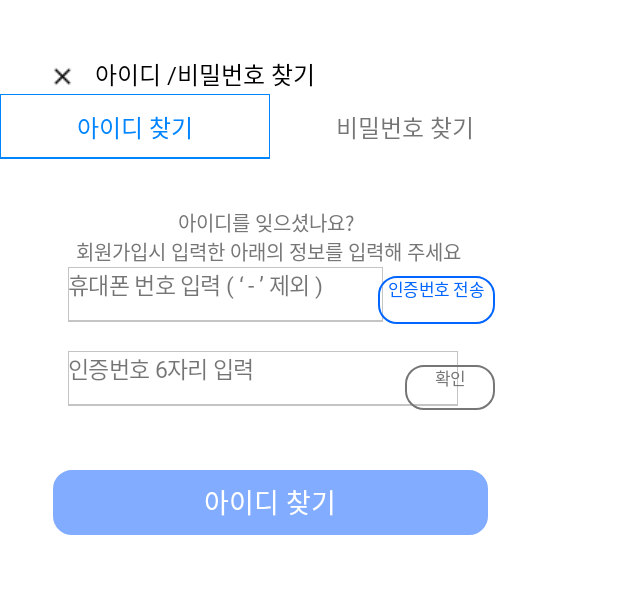
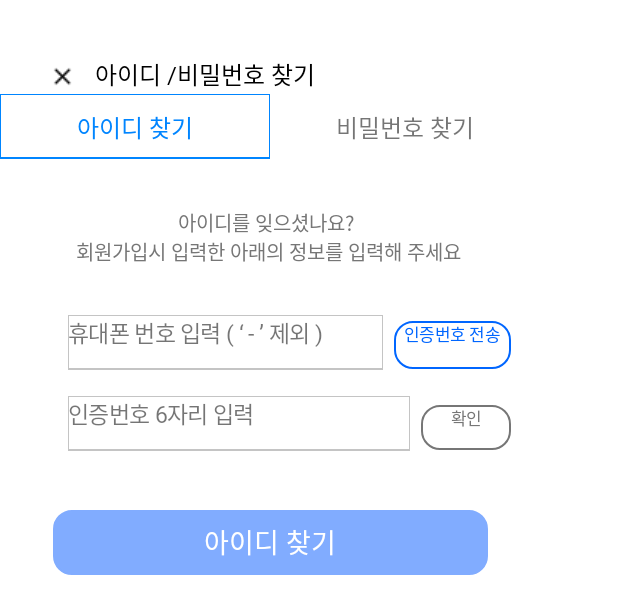
Before and after one commit to Nanuer/client, an Android app: the layout activity_find.xml on its own in the app's theme, with its tools: preview values and no code run, on a phone screen of 412 x 824 dp. Shown: the top 614 px of the screen. Run offline under Robolectric (Android 15) with nearby library versions, the phone set to English and light mode, and no system bars.

Commit message:
second commit

```diff
--- a/app/src/main/res/layout/activity_find.xml
+++ b/app/src/main/res/layout/activity_find.xml
@@ -87,29 +87,30 @@
         android:background="@drawable/gray_line"
         app:layout_constraintTop_toBottomOf="@id/message_tv"
         app:layout_constraintStart_toStartOf="parent"
-        android:layout_marginLeft="45dp"/>
+        android:layout_marginLeft="45dp"
+        android:layout_marginTop="32dp"/>
 
     <TextView
         android:id="@+id/send_number_tv"
         android:layout_width="78dp"
         android:layout_height="32dp"
+        android:layout_marginStart="7dp"
+        android:layout_marginTop="36dp"
+        android:background="@drawable/blue_rectangle"
         android:fontFamily="@font/noto_sans_kr_regular"
+        android:gravity="center_horizontal"
+        android:letterSpacing="-0.03"
+        android:textColor="#0066ff"
+        android:textSize="11.3sp"
         android:textStyle="normal"
-        android:textSize="11.3sp"
-        android:textColor="#0066ff"
-        android:letterSpacing="-0.03"
-        android:gravity="center_horizontal"
-        tools:text="인증번호 전송"
-        android:background="@drawable/blue_rectangle"
-        app:layout_constraintStart_toStartOf="parent"
+        app:layout_constraintStart_toEndOf="@id/message_number"
         app:layout_constraintTop_toBottomOf="@id/message_tv"
-        android:layout_marginLeft="252dp"
-        android:layout_marginTop="6dp"/>
+        tools:text="인증번호 전송" />
 
     <TextView
         android:id="@+id/ct_number_tv"
         style="@style/MinPont"
-        android:layout_width="260dp"
+        android:layout_width="228dp"
         android:layout_height="37dp"
         tools:text="인증번호 6자리 입력"
         android:background="@drawable/gray_line"
@@ -122,18 +123,18 @@
         android:id="@+id/okay_tv"
         android:layout_width="60dp"
         android:layout_height="30dp"
+        android:layout_marginStart="7dp"
+        android:layout_marginTop="24dp"
+        android:background="@drawable/gray_round"
         android:fontFamily="@font/noto_sans_kr_regular"
+        android:gravity="center_horizontal"
+        android:letterSpacing="-0.03"
+        android:textColor="@color/gray_gray_1"
+        android:textSize="11.3sp"
         android:textStyle="normal"
-        android:textSize="11.3sp"
-        android:textColor="@color/gray_gray_1"
-        android:letterSpacing="-0.03"
-        android:gravity="center_horizontal"
-        tools:text="확인"
-        android:background="@drawable/gray_round"
-        app:layout_constraintStart_toStartOf="parent"
+        app:layout_constraintStart_toEndOf="@id/ct_number_tv"
         app:layout_constraintTop_toBottomOf="@id/send_number_tv"
-        android:layout_marginLeft="270dp"
-        android:layout_marginTop="27dp"/>
+        tools:text="확인" />
 
     <TextView
         android:id="@+id/find_id_button_tv"
```
